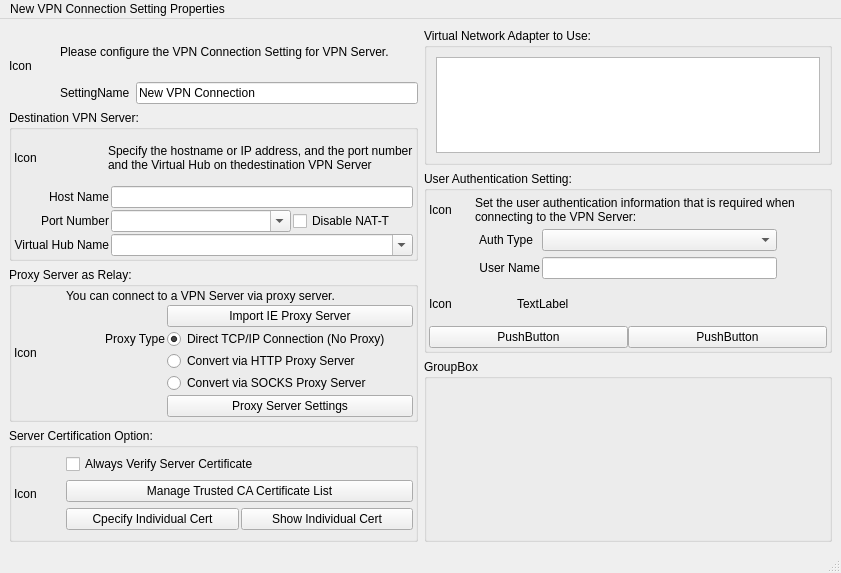
YWNlcg/SoftEtherVpnClientGui, file ui/NewVpnConnectionWindow.ui: the form before one commit.
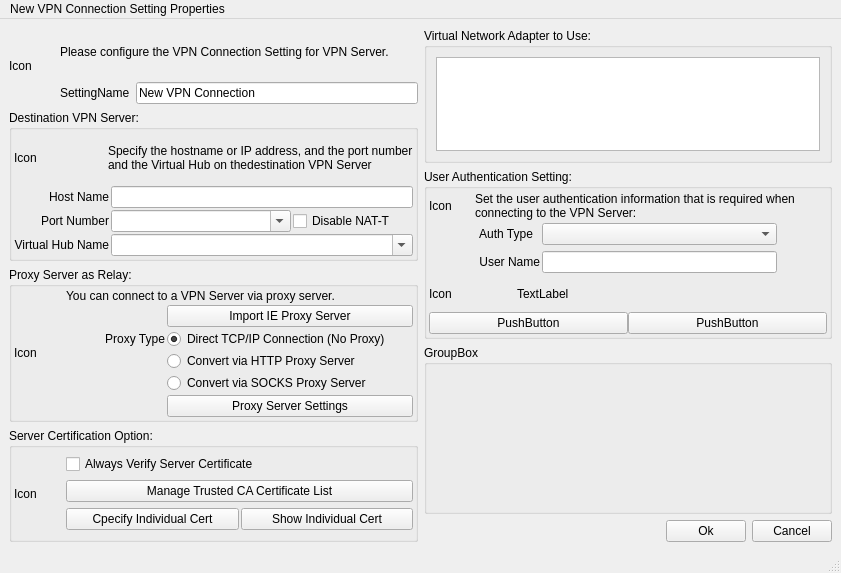
The form after the commit.

Commit message: Added buttons: "ok", "cancel"

What changed in the file:
```diff
--- a/ui/NewVpnConnectionWindow.ui
+++ b/ui/NewVpnConnectionWindow.ui
@@ -335,7 +335,7 @@
      </layout>
     </item>
     <item>
-     <layout class="QVBoxLayout" name="verticalLayout_2" stretch="3,4,4">
+     <layout class="QVBoxLayout" name="verticalLayout_2" stretch="4,5,5,1">
       <item>
        <widget class="QGroupBox" name="groupBoxNic">
         <property name="title">
@@ -492,6 +492,40 @@
         </property>
        </widget>
       </item>
+      <item>
+       <layout class="QHBoxLayout" name="horizontalLayout_11">
+        <item>
+         <spacer name="horizontalSpacer">
+          <property name="orientation">
+           <enum>Qt::Horizontal</enum>
+          </property>
+          <property name="sizeType">
+           <enum>QSizePolicy::MinimumExpanding</enum>
+          </property>
+          <property name="sizeHint" stdset="0">
+           <size>
+            <width>140</width>
+            <height>20</height>
+           </size>
+          </property>
+         </spacer>
+        </item>
+        <item>
+         <widget class="QPushButton" name="pushButtonOk">
+          <property name="text">
+           <string>Ok</string>
+          </property>
+         </widget>
+        </item>
+        <item>
+         <widget class="QPushButton" name="pushButton_2">
+          <property name="text">
+           <string>Cancel</string>
+          </property>
+         </widget>
+        </item>
+       </layout>
+      </item>
      </layout>
     </item>
    </layout>
```
